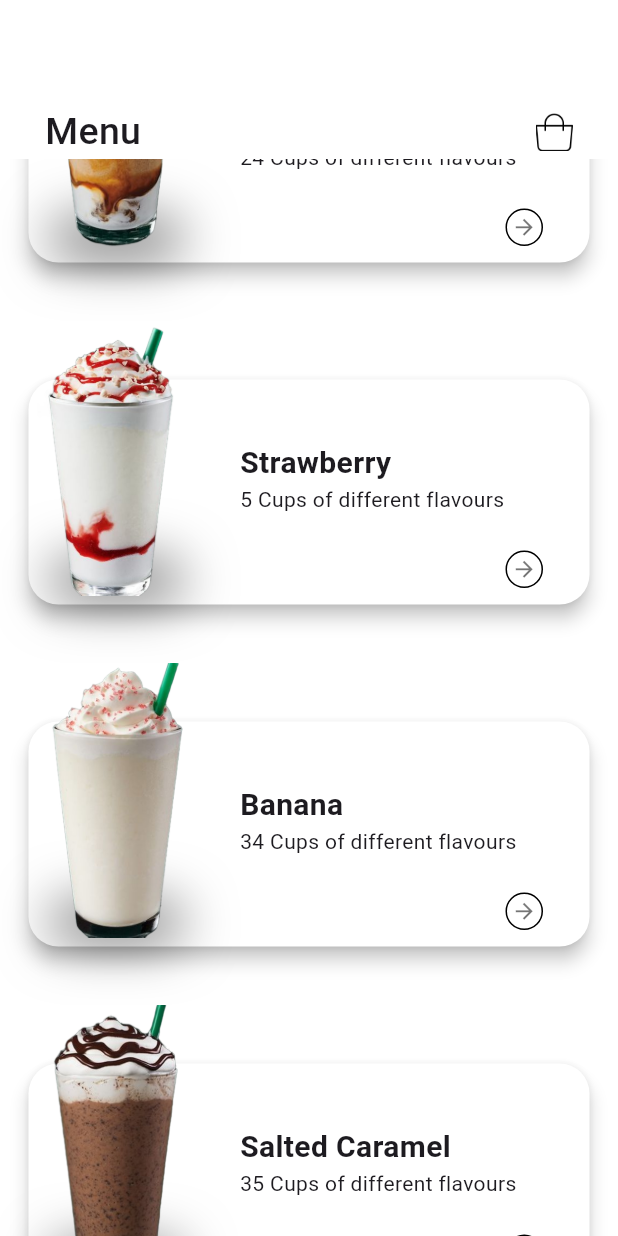
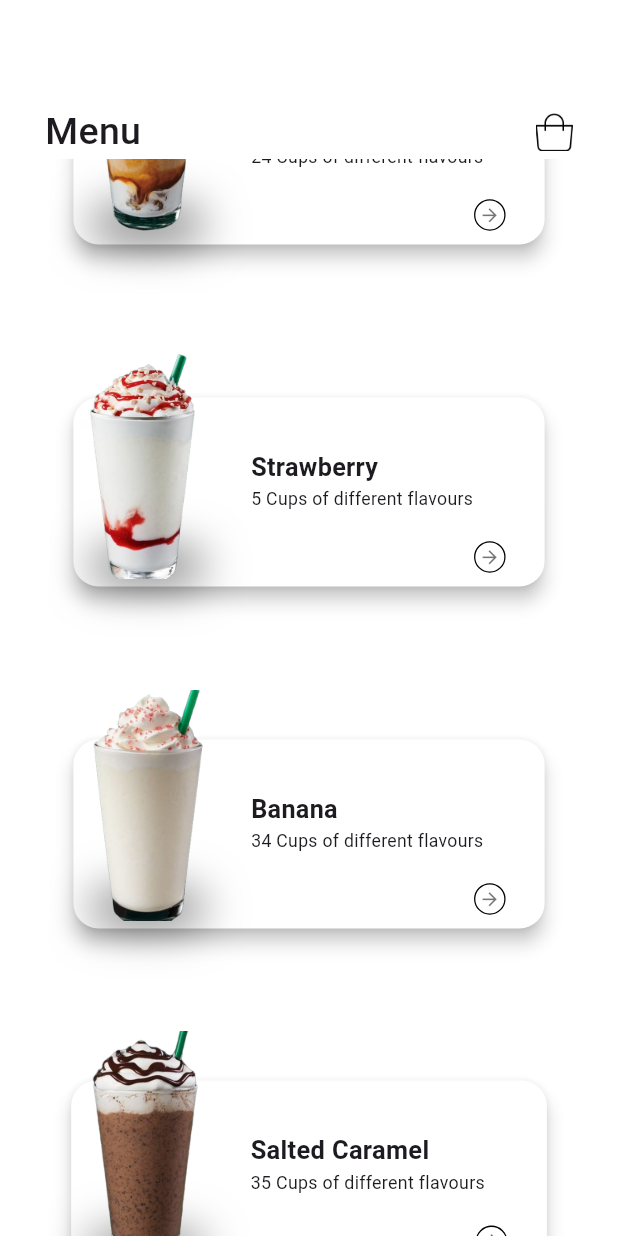
Before and after one commit to maahmoudghannem/coffee, a Flutter app: the screen it shows after launch, scrolled down 576 dp, on a phone screen of 412 x 824 dp. Run offline on Flutter 3.47's test engine with Material 3 defaults, Android fonts, the light colour scheme and no system bars; our stand-ins replace gap.

Commit message:
animation applied on products list

```diff
--- a/lib/data/product_getter.dart
+++ b/lib/data/product_getter.dart
@@ -1,4 +1,4 @@
-import 'package:coffe_app/presentation/models/product_model.dart';
+import '../presentation/models/product_model.dart';
 
 List<Product> getProductData() => [
   Product(
--- a/lib/main.dart
+++ b/lib/main.dart
@@ -1,5 +1,5 @@
-import 'package:coffe_app/presentation/screens/home_screen.dart';
-import 'package:coffe_app/presentation/screens/product_details_screen.dart';
+import 'presentation/screens/home_screen.dart';
+import 'presentation/screens/product_details_screen.dart';
 import 'package:flutter/material.dart';
 
 void main() => runApp(const Coffee());
--- a/lib/presentation/screens/home_screen.dart
+++ b/lib/presentation/screens/home_screen.dart
@@ -1,4 +1,4 @@
-import 'package:coffe_app/presentation/widgets/product_card.dart';
+import '../widgets/product_card.dart';
 import 'package:flutter/material.dart';
 import 'package:gap/gap.dart';
 
--- a/lib/presentation/screens/product_details_screen.dart
+++ b/lib/presentation/screens/product_details_screen.dart
@@ -7,6 +7,6 @@ class ProductDetailsScreen extends StatelessWidget {
 
   @override
   Widget build(BuildContext context) {
-    return const Placeholder();
+    return Scaffold();
   }
 }
--- a/lib/presentation/widgets/product_card.dart
+++ b/lib/presentation/widgets/product_card.dart
@@ -1,5 +1,6 @@
-import 'package:coffe_app/data/product_getter.dart';
-import 'package:coffe_app/presentation/models/product_model.dart';
+import '../../data/product_getter.dart';
+import '../models/product_model.dart';
+import '../screens/product_details_screen.dart';
 import 'package:flutter/material.dart';
 
 class ProductCard extends StatefulWidget {
@@ -11,15 +12,29 @@ class ProductCard extends StatefulWidget {
 
 class _ProductCardState extends State<ProductCard> {
   final List<Product> productData = getProductData();
+  ScrollController controller = ScrollController();
 
   @override
   Widget build(BuildContext context) {
     return Expanded(
       child: ListView.builder(
+        controller: controller,
         itemCount: productData.length,
         itemBuilder: (context, index) {
           final product = productData[index];
-          return Stack(
+          return GestureDetector(
+            onTap: () => Navigator.pushNamed(context, ProductDetailsScreen.id),
+            child: AnimatedBuilder(
+              animation: controller,
+              builder: (context, child) {
+                double offset = 0;
+                if (controller.hasClients) {
+                  offset = controller.offset / 100 - index;
+                }
+                offset = offset.clamp(0, 0.8);
+                return Transform.scale(
+                  scale: 1 - (offset * 0.2),
+                  child: Stack(
                     children: [
                       Padding(
                         padding: const EdgeInsets.symmetric(
@@ -63,7 +78,11 @@ class _ProductCardState extends State<ProductCard> {
                                 ],
                               ),
                             ),
-                    Image.asset(product.image, width: 115, fit: BoxFit.contain),
+                            Image.asset(
+                              product.image,
+                              width: 115,
+                              fit: BoxFit.contain,
+                            ),
                           ],
                         ),
                       ),
@@ -112,6 +131,10 @@ class _ProductCardState extends State<ProductCard> {
                         ),
                       ),
                     ],
+                  ),
+                );
+              },
+            ),
           );
         },
       ),
```
Lines whose indentation alone changed are shown as unchanged.
